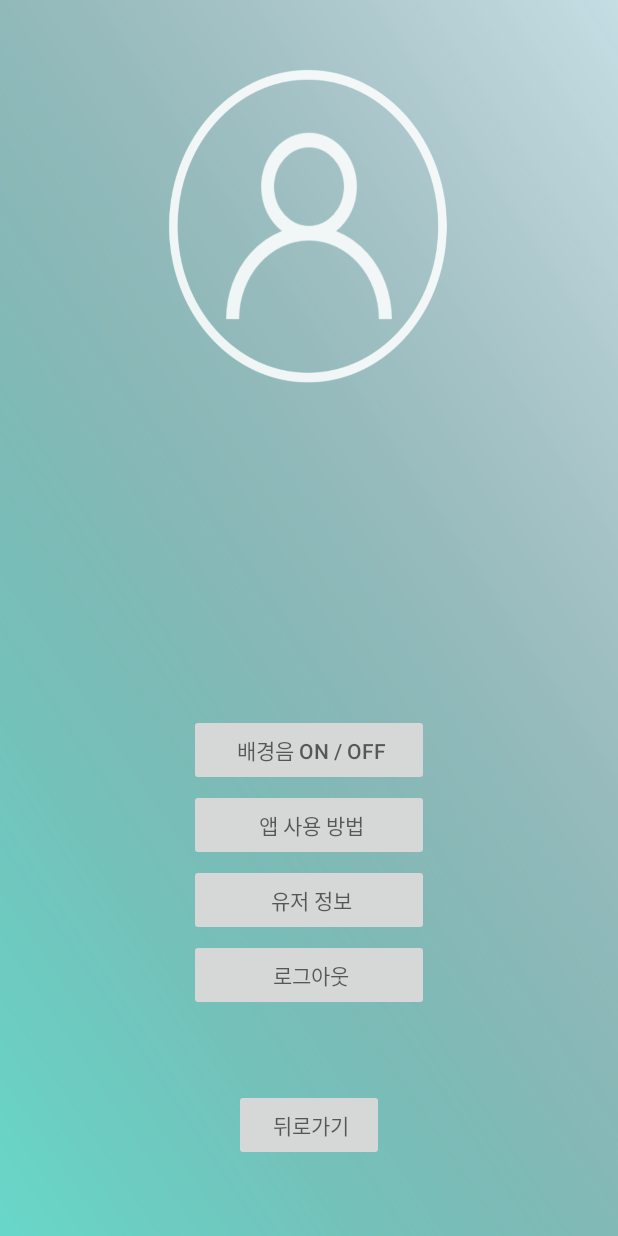
After one commit to astral2156/Callivoice, an Android app: the SettingActivity screen opened directly, with no data from a screen before it, on a phone screen of 412 x 824 dp. The commit adds this screen. Run offline under Robolectric (Android 15) with nearby library versions, the phone set to English and light mode, and no system bars; our stand-ins replace Firebase (no records; nobody signed in at launch, a user with empty details on screens opened directly).

Commit message:
Add Setting Activity (before make function of Setting)

```diff
--- a/callivoice_app/src/main/AndroidManifest.xml
+++ b/callivoice_app/src/main/AndroidManifest.xml
@@ -32,7 +32,8 @@
         <activity android:name=".LoginActivity" />
         <activity android:name=".MainActivity" />
         <activity android:name=".RegistrationActivity" />
-        <activity android:name=".ResetPasswordActivity"></activity>
+        <activity android:name=".ResetPasswordActivity"/>
+        <activity android:name=".SettingActivity"></activity>
     </application>
 
 </manifest>
--- a/callivoice_app/src/main/java/com/example/callivoice/MainActivity.java
+++ b/callivoice_app/src/main/java/com/example/callivoice/MainActivity.java
@@ -50,6 +50,13 @@ public class MainActivity extends AppCompatActivity{
                 startActivity(intent);
             }
         });
+
+
+    }
+    public void onsettingBtnClicked(View v){
+        Intent intent = new Intent(getApplicationContext(), SettingActivity.class);
+        startActivity(intent);
     }
 
+
 }
--- /dev/null
+++ b/callivoice_app/src/main/java/com/example/callivoice/SettingActivity.java
@@ -0,0 +1,38 @@
+package com.example.callivoice;
+
+import android.app.ProgressDialog;
+import android.content.Intent;
+import android.os.Bundle;
+import android.support.annotation.NonNull;
+import android.support.v7.app.AppCompatActivity;
+import android.util.Log;
+import android.view.View;
+import android.widget.Button;
+import android.widget.EditText;
+import android.widget.Toast;
+
+import com.google.android.gms.tasks.OnCompleteListener;
+import com.google.android.gms.tasks.Task;
+import com.google.firebase.auth.AuthResult;
+import com.google.firebase.auth.FirebaseAuth;
+import com.google.firebase.auth.FirebaseUser;
+
+public class SettingActivity extends AppCompatActivity {
+
+    private Button bgmOnOff;
+    private Button appRead;
+    private Button UserInfo;
+    private Button LogoutBtn;
+    private Button endSetting;
+
+    @Override
+    protected void onCreate(Bundle savedInstanceState){
+        super.onCreate(savedInstanceState);
+        setContentView(R.layout.activity_setting);
+    }
+    public void endSettingBtnClicked(View v){
+        Toast.makeText(getApplicationContext(),"뒤로가기", Toast.LENGTH_LONG).show();
+        finish();
+    }
+
+}
--- a/callivoice_app/src/main/res/layout/activity_main.xml
+++ b/callivoice_app/src/main/res/layout/activity_main.xml
@@ -34,6 +34,17 @@
             android:layout_height="wrap_content"
             android:layout_centerInParent="true"
             android:text="로그아웃" />
+
+        <Button
+            android:id="@+id/settingBtn"
+            android:layout_width="wrap_content"
+            android:layout_height="wrap_content"
+            android:layout_alignParentBottom="true"
+            android:layout_alignParentEnd="true"
+            android:layout_marginBottom="68dp"
+            android:layout_marginEnd="67dp"
+            android:onClick="onsettingBtnClicked"
+            android:text="환경설정" />
     </RelativeLayout>
 
 
--- /dev/null
+++ b/callivoice_app/src/main/res/layout/activity_setting.xml
@@ -0,0 +1,79 @@
+<?xml version="1.0" encoding="utf-8"?>
+<RelativeLayout xmlns:android="http://schemas.android.com/apk/res/android"
+    xmlns:app="http://schemas.android.com/apk/res-auto"
+    xmlns:tools="http://schemas.android.com/tools"
+    android:layout_width="match_parent"
+    android:layout_height="match_parent"
+    tools:context=".RegistrationActivity"
+    android:background="@drawable/bg_login">
+
+
+    <Button
+        android:id="@+id/bgmOnOff"
+        android:layout_width="wrap_content"
+        android:layout_height="wrap_content"
+        android:layout_alignParentBottom="true"
+        android:layout_centerHorizontal="true"
+        android:layout_marginBottom="300dp"
+        android:ems="10"
+        android:hint="배경음 ON / OFF"
+        android:inputType="textEmailAddress"
+        android:paddingLeft="15dp"
+        android:textColorLink="@android:color/black"
+        android:textCursorDrawable="@drawable/color_cursor" />
+    <Button
+        android:id="@+id/appRead"
+        android:layout_width="wrap_content"
+        android:layout_height="wrap_content"
+        android:layout_alignParentBottom="true"
+        android:layout_centerHorizontal="true"
+        android:layout_marginBottom="250dp"
+        android:ems="10"
+        android:hint="앱 사용 방법"
+        android:inputType="textEmailAddress"
+        android:paddingLeft="15dp"
+        android:textColorLink="@android:color/black"
+        android:textCursorDrawable="@drawable/color_cursor" />
+    <Button
+        android:id="@+id/UserInfo"
+        android:layout_width="wrap_content"
+        android:layout_height="wrap_content"
+        android:layout_alignParentBottom="true"
+        android:layout_centerHorizontal="true"
+        android:layout_marginBottom="200dp"
+        android:ems="10"
+        android:hint="유저 정보"
+        android:inputType="textEmailAddress"
+        android:paddingLeft="15dp"
+        android:textColorLink="@android:color/black"
+        android:textCursorDrawable="@drawable/color_cursor" />
+    <Button
+        android:id="@+id/LogoutBtn"
+        android:layout_width="wrap_content"
+        android:layout_height="wrap_content"
+        android:layout_alignParentBottom="true"
+        android:layout_centerHorizontal="true"
+        android:layout_marginBottom="150dp"
+        android:ems="10"
+        android:hint="로그아웃"
+        android:inputType="textEmailAddress"
+        android:paddingLeft="15dp"
+        android:textColorLink="@android:color/black"
+        android:textCursorDrawable="@drawable/color_cursor" />
+
+    <Button
+        android:id="@+id/endSetting"
+        android:layout_width="100dp"
+        android:layout_height="wrap_content"
+        android:layout_alignParentBottom="true"
+        android:layout_centerHorizontal="true"
+        android:layout_marginBottom="50dp"
+        android:ems="10"
+        android:hint="뒤로가기"
+        android:inputType="textEmailAddress"
+        android:onClick="endSettingBtnClicked"
+        android:paddingLeft="15dp"
+        android:textColorLink="@android:color/black"
+        android:textCursorDrawable="@drawable/color_cursor" />
+
+</RelativeLayout>
```
